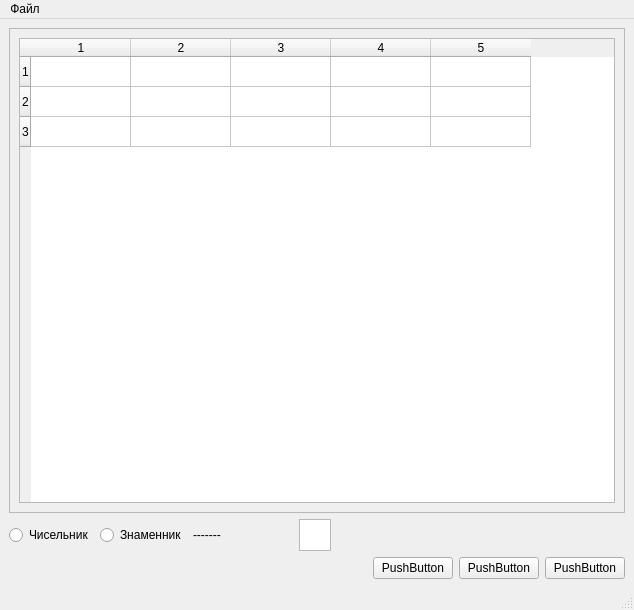
The window that Zamini/ui/mainform.ui (Zelenskiy/zamini) describes before a commit, drawn with Qt 5.
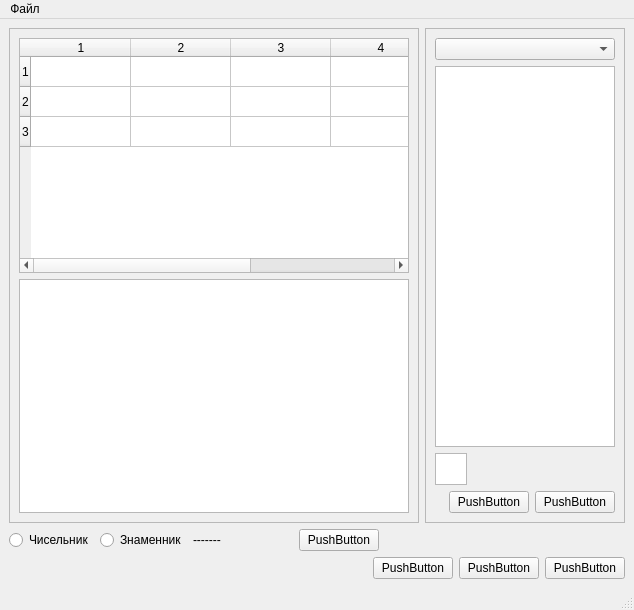
The same window after the commit.

Patch:
```diff
--- a/Zamini/ui/mainform.ui
+++ b/Zamini/ui/mainform.ui
@@ -16,6 +16,8 @@
   <widget class="QWidget" name="centralwidget">
    <layout class="QVBoxLayout" name="verticalLayout">
     <item>
+     <layout class="QHBoxLayout" name="horizontalLayout">
+      <item>
      <widget class="QScrollArea" name="scrollArea">
       <property name="minimumSize">
        <size>
@@ -37,8 +39,8 @@
         <rect>
          <x>0</x>
          <y>0</y>
-         <width>614</width>
-         <height>478</height>
+           <width>406</width>
+           <height>485</height>
         </rect>
        </property>
        <layout class="QVBoxLayout" name="verticalLayout_2">
@@ -63,9 +65,86 @@
           <column/>
          </widget>
         </item>
+          <item>
+           <widget class="QTableWidget" name="tableWidget2"/>
+          </item>
        </layout>
       </widget>
      </widget>
+      </item>
+      <item>
+       <widget class="QScrollArea" name="scrollArea_2">
+        <property name="maximumSize">
+         <size>
+          <width>200</width>
+          <height>16777215</height>
+         </size>
+        </property>
+        <property name="widgetResizable">
+         <bool>true</bool>
+        </property>
+        <widget class="QWidget" name="scrollAreaWidgetContents_2">
+         <property name="geometry">
+          <rect>
+           <x>0</x>
+           <y>0</y>
+           <width>198</width>
+           <height>485</height>
+          </rect>
+         </property>
+         <layout class="QVBoxLayout" name="verticalLayout_3">
+          <item>
+           <widget class="QComboBox" name="comboBox"/>
+          </item>
+          <item>
+           <widget class="QListView" name="listView"/>
+          </item>
+          <item>
+           <widget class="QGraphicsView" name="graphicsView">
+            <property name="maximumSize">
+             <size>
+              <width>32</width>
+              <height>32</height>
+             </size>
+            </property>
+           </widget>
+          </item>
+          <item>
+           <layout class="QHBoxLayout" name="horizontalLayout_2">
+            <item>
+             <spacer name="horizontalSpacer_3">
+              <property name="orientation">
+               <enum>Qt::Horizontal</enum>
+              </property>
+              <property name="sizeHint" stdset="0">
+               <size>
+                <width>40</width>
+                <height>20</height>
+               </size>
+              </property>
+             </spacer>
+            </item>
+            <item>
+             <widget class="QPushButton" name="pushButton_5">
+              <property name="text">
+               <string>PushButton</string>
+              </property>
+             </widget>
+            </item>
+            <item>
+             <widget class="QPushButton" name="pushButton_6">
+              <property name="text">
+               <string>PushButton</string>
+              </property>
+             </widget>
+            </item>
+           </layout>
+          </item>
+         </layout>
+        </widget>
+       </widget>
+      </item>
+     </layout>
     </item>
     <item>
      <layout class="QGridLayout" name="gridLayout_2">
@@ -79,16 +158,6 @@
         </property>
        </widget>
       </item>
-      <item row="0" column="3">
-       <widget class="QGraphicsView" name="graphicsView">
-        <property name="maximumSize">
-         <size>
-          <width>32</width>
-          <height>32</height>
-         </size>
-        </property>
-       </widget>
-      </item>
       <item row="0" column="2">
        <widget class="QLabel" name="label">
         <property name="minimumSize">
@@ -102,13 +171,6 @@
         </property>
        </widget>
       </item>
-      <item row="0" column="1">
-       <widget class="QRadioButton" name="radioButton_2">
-        <property name="text">
-         <string>Знаменник</string>
-        </property>
-       </widget>
-      </item>
       <item row="0" column="4">
        <spacer name="horizontalSpacer_2">
         <property name="orientation">
@@ -122,6 +184,20 @@
         </property>
        </spacer>
       </item>
+      <item row="0" column="3">
+       <widget class="QPushButton" name="pushButton_4">
+        <property name="text">
+         <string>PushButton</string>
+        </property>
+       </widget>
+      </item>
+      <item row="0" column="1">
+       <widget class="QRadioButton" name="radioButton_2">
+        <property name="text">
+         <string>Знаменник</string>
+        </property>
+       </widget>
+      </item>
      </layout>
     </item>
     <item>
@@ -163,13 +239,6 @@
      </layout>
     </item>
    </layout>
-   <zorder>scrollArea</zorder>
-   <zorder>radioButton</zorder>
-   <zorder>radioButton_2</zorder>
-   <zorder>label</zorder>
-   <zorder>graphicsView</zorder>
-   <zorder>graphicsView</zorder>
-   <zorder>horizontalSpacer_2</zorder>
   </widget>
   <widget class="QMenuBar" name="menubar">
    <property name="geometry">
```
Lines whose indentation alone changed are shown as unchanged.
